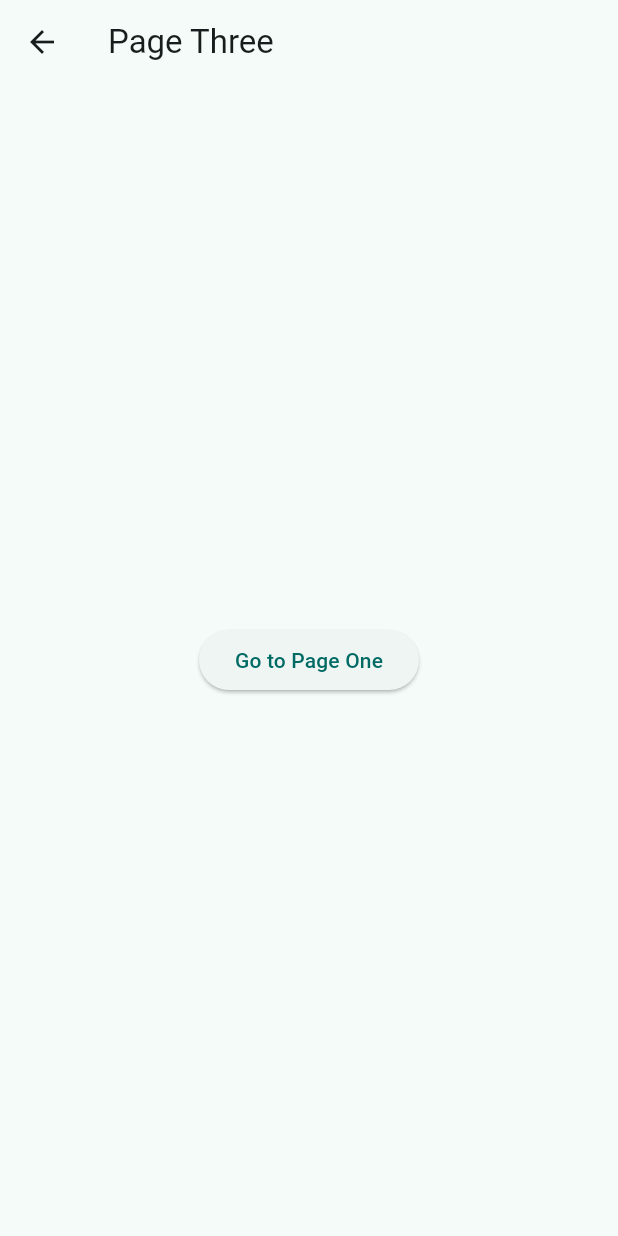
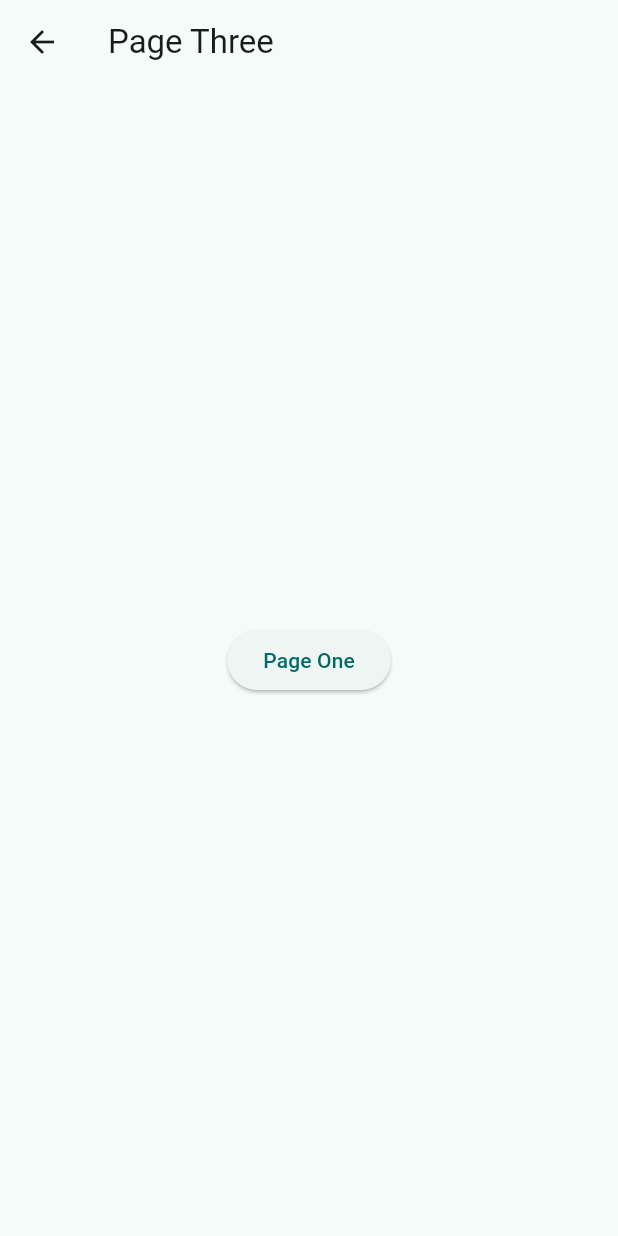
Before and after one commit to abdulaziz-alhashedi/flutter_get, a Flutter app: the PageThree screen opened directly, on a phone screen of 412 x 824 dp. Run offline on Flutter 3.47's test engine with Material 3 defaults, Android fonts, the phone set to English and light mode, and no system bars; our stand-ins replace get.

Commit message:
feat: Add back navigation button to PageTwo and simplify button labels across navigation pages.

```diff
--- a/lib/pagethree.dart
+++ b/lib/pagethree.dart
@@ -19,7 +19,7 @@ class PageThree extends StatelessWidget {
           onPressed: () {
             Get.to(PageOne());
           },
-          child: Text("Go to Page One"),
+          child: Text("Page One"),
         ),
       ),
     );
```
